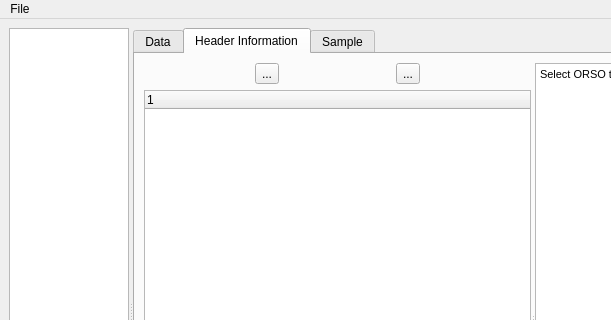
First picture: the form in orso_viewer/main_window.ui, repository reflectivity/orso_tools, before the edit; both pictures show x 0 to 611 and y 0 to 320 of the 941 by 625 pixel window.
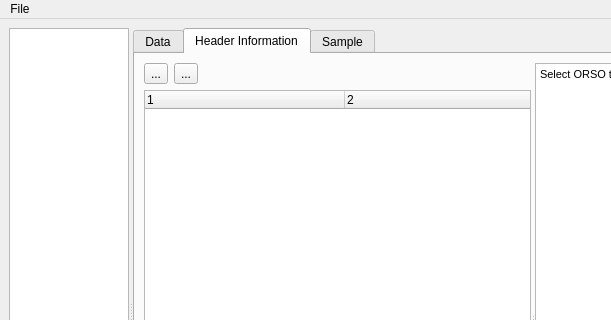
Second picture: the form after the edit. The open tabs and pages were chosen to show the change. Icons and pictures are not drawn. Custom widgets are drawn as their Qt base class.

Commit message: Add figure navigation toolbar and buttons to expand/collaps header tree

```diff
--- a/orso_viewer/main_window.ui
+++ b/orso_viewer/main_window.ui
@@ -91,15 +91,39 @@
                  </property>
                 </widget>
                </item>
+               <item>
+                <spacer name="horizontalSpacer">
+                 <property name="orientation">
+                  <enum>Qt::Horizontal</enum>
+                 </property>
+                 <property name="sizeHint" stdset="0">
+                  <size>
+                   <width>40</width>
+                   <height>20</height>
+                  </size>
+                 </property>
+                </spacer>
+               </item>
               </layout>
              </item>
              <item>
               <widget class="QTreeWidget" name="header_tree">
+               <property name="columnCount">
+                <number>2</number>
+               </property>
+               <attribute name="headerDefaultSectionSize">
+                <number>200</number>
+               </attribute>
                <column>
                 <property name="text">
                  <string notr="true">1</string>
                 </property>
                </column>
+               <column>
+                <property name="text">
+                 <string notr="true">2</string>
+                </property>
+               </column>
               </widget>
              </item>
             </layout>
```
Left out of the diff: 41 changed lines with no effect on the pictures. The commit also changes 4 other files.
